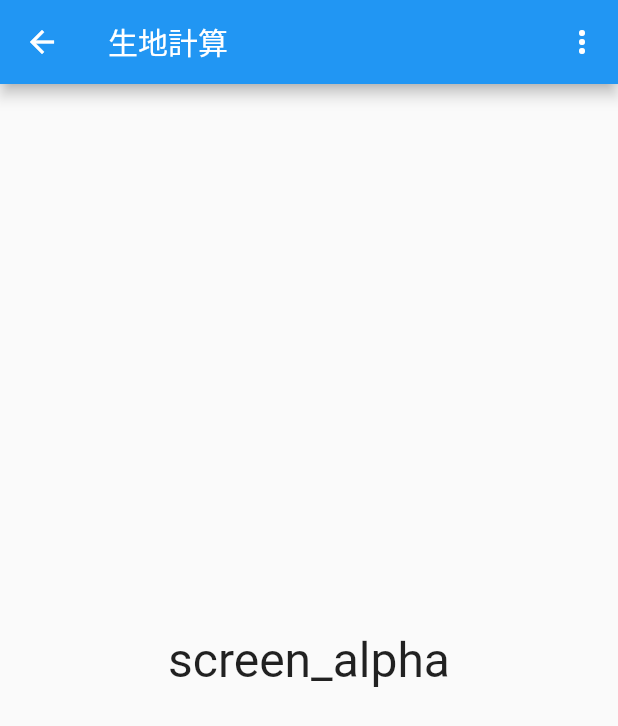
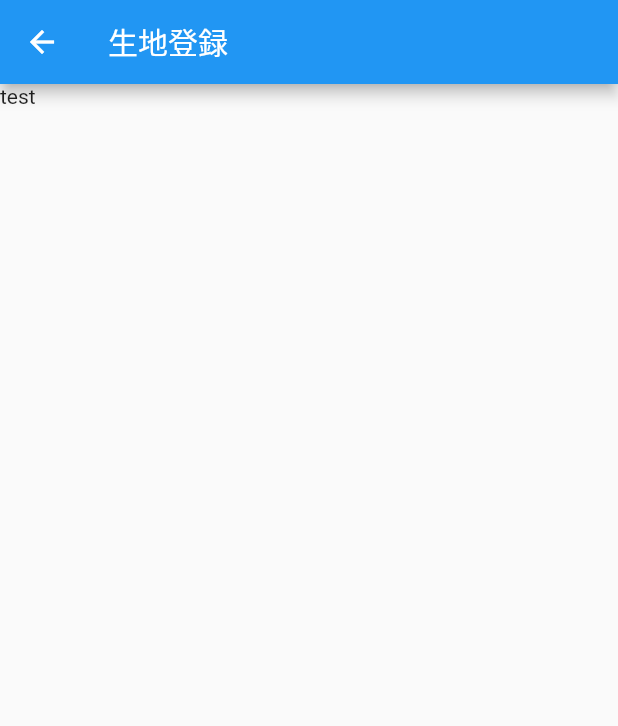
Before and after one commit to hotkyou/creampapa, a Flutter app: the ScreenAlpha screen opened directly, after a tap on the "more vert" icon, on a phone screen of 412 x 824 dp. Shown: the top 726 px of the screen. Run offline on Flutter 3.47's test engine with Material 2 defaults, Android fonts, the phone set to English and light mode, and no system bars; our stand-ins replace cloud_firestore, firebase_core; accounts and stored records are empty.

Commit message:
edit-MaterialSettingRouting

```diff
--- a/lib/screens/edit_material.dart
+++ b/lib/screens/edit_material.dart
@@ -0,0 +1,22 @@
+import 'package:flutter/material.dart';
+
+class EditMaterial extends StatefulWidget {
+  const EditMaterial({super.key});
+
+  @override
+  EditMaterialPage createState() => EditMaterialPage();
+}
+
+class EditMaterialPage extends State<EditMaterial> {
+  @override
+  Widget build(BuildContext context) {
+    return Scaffold(
+      appBar: AppBar(
+        title: const Text("生地登録"),
+      ),
+      body: const Material(
+        child: Text("test"),
+      ),
+    );
+  }
+}
--- a/lib/screens/material_cal.dart
+++ b/lib/screens/material_cal.dart
@@ -1,3 +1,4 @@
+import 'package:creampapa/screens/edit_material.dart';
 import 'package:flutter/material.dart';
 
 class ScreenAlpha extends StatelessWidget {
@@ -10,7 +11,12 @@ class ScreenAlpha extends StatelessWidget {
           title: const Text('生地計算'),
           actions: <Widget>[
             IconButton(
-              onPressed: () {},
+              onPressed: () {
+                Navigator.push(
+                    context,
+                    MaterialPageRoute(
+                        builder: (context) => const EditMaterial()));
+              },
               icon: const Icon(Icons.more_vert),
             ),
           ],
```
